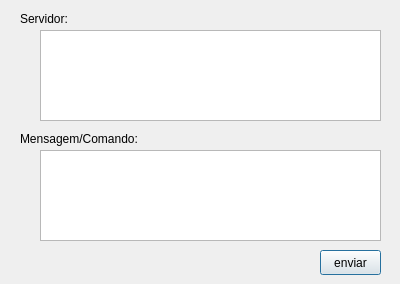
Before: the Qt Designer form Project - Python/ClientInterface.ui in higor21/Projeto-WhatsApp, drawn with Qt 5.
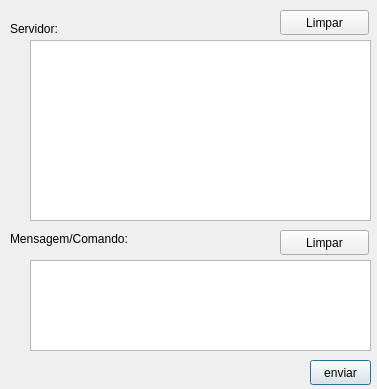
After: the same form once the commit is applied.

```diff
--- a/Project - Python/ClientInterface.ui
+++ b/Project - Python/ClientInterface.ui
@@ -6,8 +6,8 @@
    <rect>
     <x>0</x>
     <y>0</y>
-    <width>400</width>
-    <height>284</height>
+    <width>377</width>
+    <height>389</height>
    </rect>
   </property>
   <property name="windowTitle">
@@ -16,8 +16,8 @@
   <widget class="QPushButton" name="pushButton">
    <property name="geometry">
     <rect>
-     <x>320</x>
-     <y>250</y>
+     <x>310</x>
+     <y>360</y>
      <width>61</width>
      <height>25</height>
     </rect>
@@ -29,8 +29,8 @@
   <widget class="QTextEdit" name="textEdit">
    <property name="geometry">
     <rect>
-     <x>40</x>
-     <y>150</y>
+     <x>30</x>
+     <y>260</y>
      <width>341</width>
      <height>91</height>
     </rect>
@@ -39,8 +39,8 @@
   <widget class="QLabel" name="label">
    <property name="geometry">
     <rect>
-     <x>20</x>
-     <y>10</y>
+     <x>10</x>
+     <y>20</y>
      <width>67</width>
      <height>17</height>
     </rect>
@@ -52,8 +52,8 @@
   <widget class="QLabel" name="label_2">
    <property name="geometry">
     <rect>
-     <x>20</x>
-     <y>130</y>
+     <x>10</x>
+     <y>230</y>
      <width>151</width>
      <height>17</height>
     </rect>
@@ -65,13 +65,39 @@
   <widget class="QTextEdit" name="textEdit_2">
    <property name="geometry">
     <rect>
-     <x>40</x>
-     <y>30</y>
+     <x>30</x>
+     <y>40</y>
      <width>341</width>
-     <height>91</height>
+     <height>181</height>
     </rect>
    </property>
   </widget>
+  <widget class="QPushButton" name="pushButton_2">
+   <property name="geometry">
+    <rect>
+     <x>280</x>
+     <y>10</y>
+     <width>89</width>
+     <height>25</height>
+    </rect>
+   </property>
+   <property name="text">
+    <string>Limpar</string>
+   </property>
+  </widget>
+  <widget class="QPushButton" name="pushButton_3">
+   <property name="geometry">
+    <rect>
+     <x>280</x>
+     <y>230</y>
+     <width>89</width>
+     <height>25</height>
+    </rect>
+   </property>
+   <property name="text">
+    <string>Limpar</string>
+   </property>
+  </widget>
  </widget>
  <resources/>
  <connections/>
```
